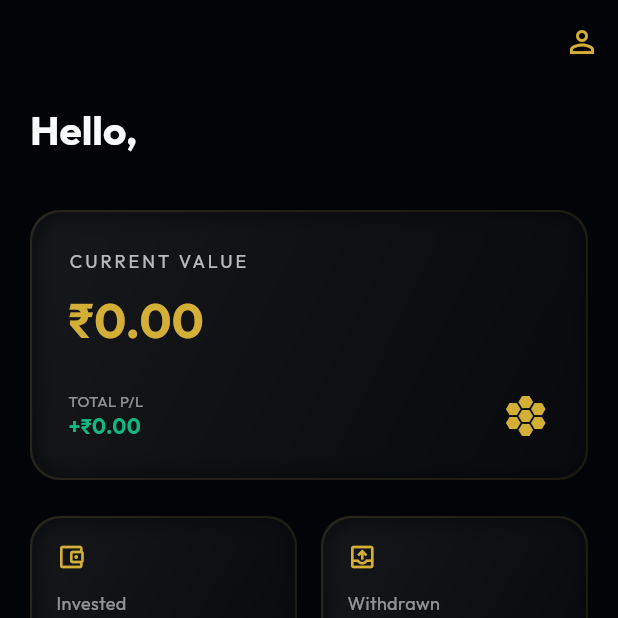
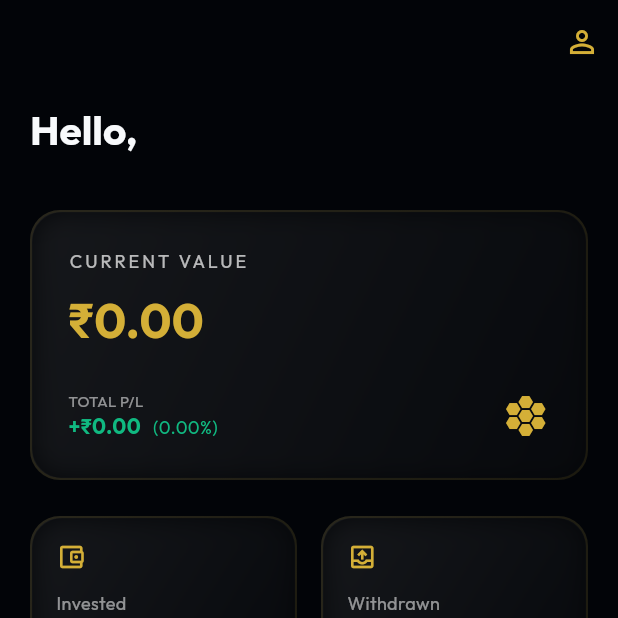
Before and after one commit to bhavya077/BeeWealth, a Flutter app: the HomeScreen screen opened directly, on a phone screen of 412 x 824 dp, the top half of it. Run offline on Flutter 3.47's test engine with Material 3 defaults, Android fonts, the phone set to English and light mode, and no system bars; our stand-ins replace animate_do, fl_chart, flutter_secure_storage, google_fonts, shimmer; accounts and stored records are empty; network calls fail.

Commit message:
feat: add percentage calculation to total profit/loss display in home screen

```diff
--- a/beewealth/lib/views/dashboard/home_screen.dart
+++ b/beewealth/lib/views/dashboard/home_screen.dart
@@ -133,12 +133,24 @@ class _HomeScreenState extends State<HomeScreen> {
                 crossAxisAlignment: CrossAxisAlignment.start,
                 children: [
                   const Text('TOTAL P/L', style: TextStyle(color: Colors.white54, fontSize: 10)),
+                  Row(
+                    children: [
                       Text(
                         '${(data?.totalProfitLoss ?? 0) >= 0 ? '+' : ''}${currencyFormat.format(data?.totalProfitLoss ?? 0)}',
                         style: TextStyle(
                           color: (data?.totalProfitLoss ?? 0) >= 0 ? AppColors.success : AppColors.error,
                           fontWeight: FontWeight.bold,
                         ),
+                      ),
+                      const SizedBox(width: 8),
+                      Text(
+                        '(${((data?.totalProfitLoss ?? 0) / (data?.totalInvestment ?? 1) * 100).toStringAsFixed(2)}%)',
+                        style: TextStyle(
+                          color: (data?.totalProfitLoss ?? 0) >= 0 ? AppColors.success : AppColors.error,
+                          fontSize: 12,
+                        ),
+                      ),
+                    ],
                   ),
                 ],
               ),
```
Lines whose indentation alone changed are shown as unchanged.
